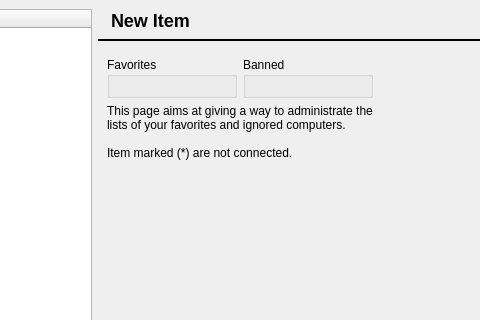
Before: the Qt Designer form core/rzxproperty.ui in Fruneau/qRezix, drawn with Qt 5; both pictures show x 127 to 607 and y 0 to 320 of the 884 by 654 pixel window.
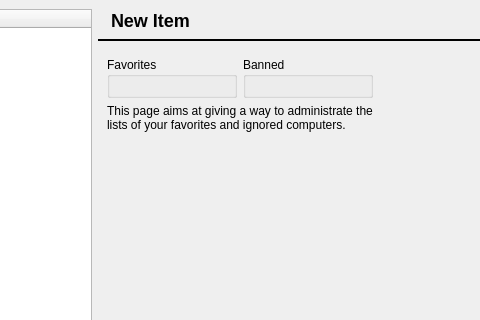
After: the same form once the commit is applied. The open tabs and pages were chosen to show the change. Icons and pictures are not drawn. Custom widgets are drawn as their Qt base class.

Patch:
```diff
--- a/core/rzxproperty.ui
+++ b/core/rzxproperty.ui
@@ -744,9 +744,7 @@
        <item row="1" column="0" colspan="2" >
         <widget class="QLabel" name="lblFavorites" >
          <property name="text" >
-          <string>This page aims at giving a way to administrate the lists of your favorites and ignored computers.
-
-Item marked (*) are not connected.</string>
+          <string>This page aims at giving a way to administrate the lists of your favorites and ignored computers.</string>
          </property>
          <property name="textFormat" >
           <enum>Qt::PlainText</enum>
```
Left out of the diff: 2 changed lines with no effect on the pictures.
